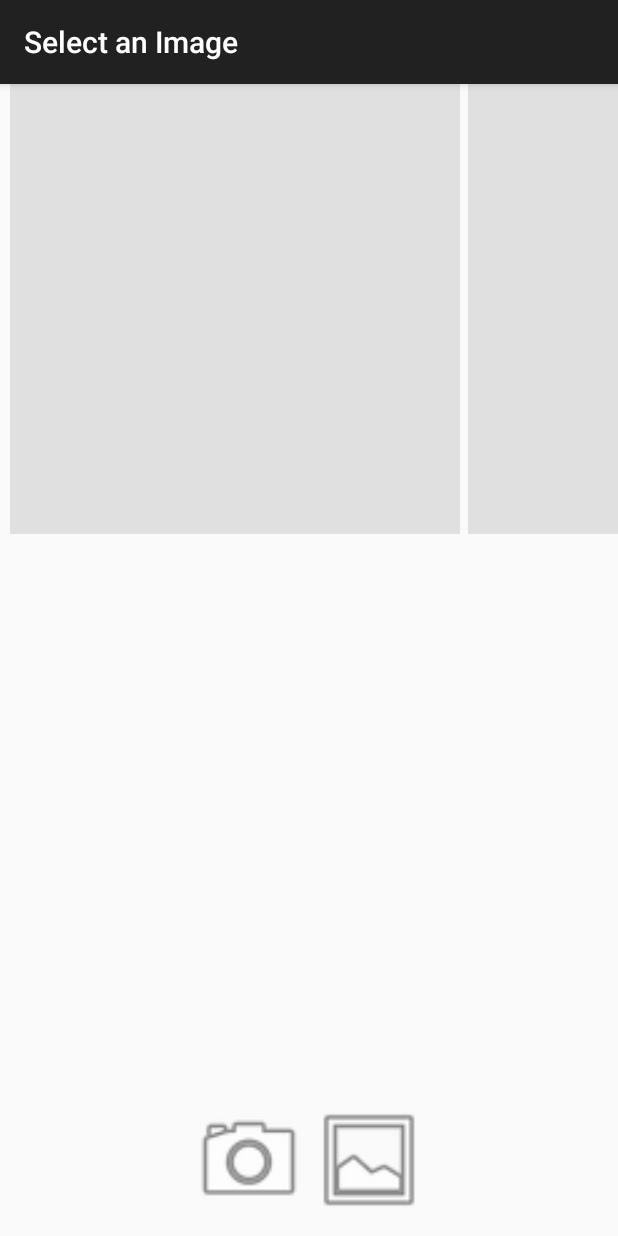
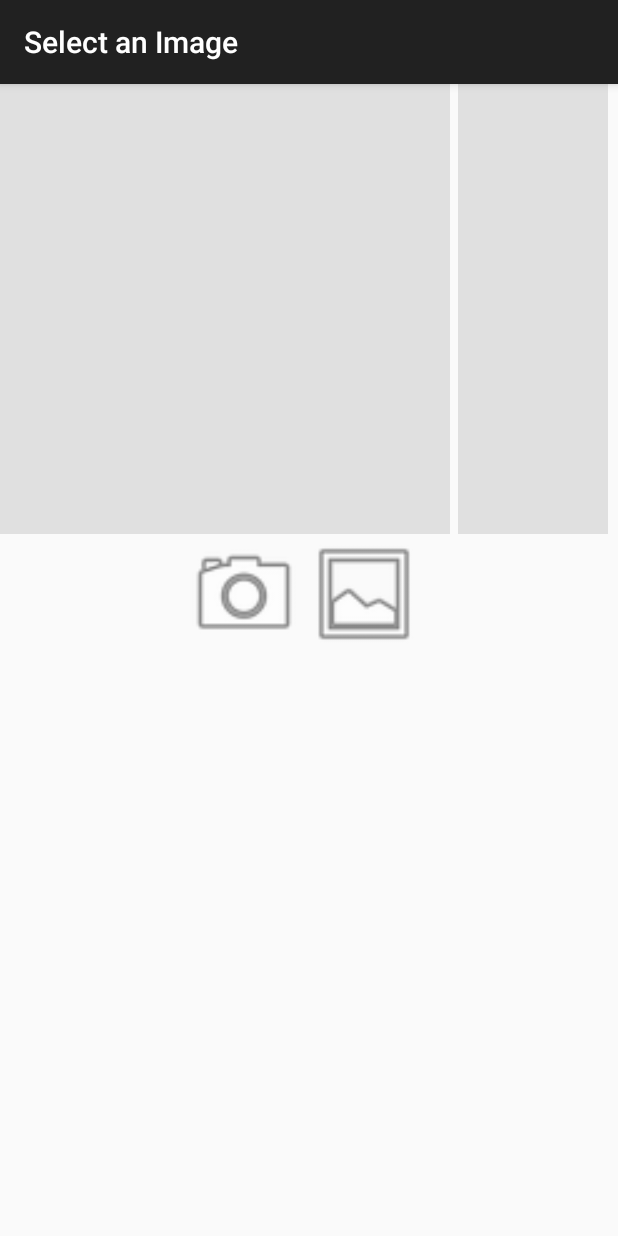
Before and after one commit to LilyMG/SimilarFace, an Android app: the ChoseImageActivity screen opened directly, with no data from a screen before it, on a phone screen of 412 x 824 dp. Run offline under Robolectric (Android 15) with nearby library versions, the phone set to English and light mode, and no system bars; 1 statement that could not run was skipped.

Commit message:
a lot or tralyalya

```diff
--- a/app/src/main/res/layout/activity_chose_image.xml
+++ b/app/src/main/res/layout/activity_chose_image.xml
@@ -1,22 +1,13 @@
-<RelativeLayout xmlns:android="http://schemas.android.com/apk/res/android"
+<LinearLayout xmlns:android="http://schemas.android.com/apk/res/android"
     android:layout_width="wrap_content"
     android:layout_height="match_parent"
     android:layout_marginBottom="@dimen/view_margin"
-    android:gravity="center">
+    android:orientation="vertical">
 
-    <RelativeLayout
-        android:layout_alignParentLeft="true"
+    <LinearLayout
         android:layout_width="wrap_content"
-        android:layout_height="wrap_content">
-
-        <ListView
-            android:id="@+id/list_faces"
-            android:layout_width="100dp"
-            android:layout_height="300dp"
-            android:layout_alignParentEnd="true"
-            android:layout_alignParentRight="true"
-            android:background="#E0E0E0"
-            android:verticalSpacing="@dimen/view_margin" />
+        android:layout_height="wrap_content"
+        android:orientation="horizontal">
 
         <ImageView
             android:id="@id/image"
@@ -24,15 +15,19 @@
             android:layout_height="300dp"
             android:layout_marginEnd="@dimen/view_margin"
             android:layout_marginRight="@dimen/view_margin"
-            android:layout_toLeftOf="@+id/list_faces"
-            android:layout_toStartOf="@+id/list_faces"
             android:background="#E0E0E0"
             android:contentDescription="@string/face" />
-    </RelativeLayout>
+
+        <ListView
+            android:id="@+id/list_faces"
+            android:layout_width="100dp"
+            android:layout_height="300dp"
+            android:background="#E0E0E0"
+            android:verticalSpacing="@dimen/view_margin" />
+    </LinearLayout>
 
     <LinearLayout
-        android:layout_centerHorizontal="true"
-        android:layout_alignParentBottom="true"
+        android:layout_gravity="center_horizontal"
         android:layout_width="wrap_content"
         android:layout_height="wrap_content">
 
@@ -56,4 +51,4 @@
 
     </LinearLayout>
 
-</RelativeLayout>
+</LinearLayout>
```
